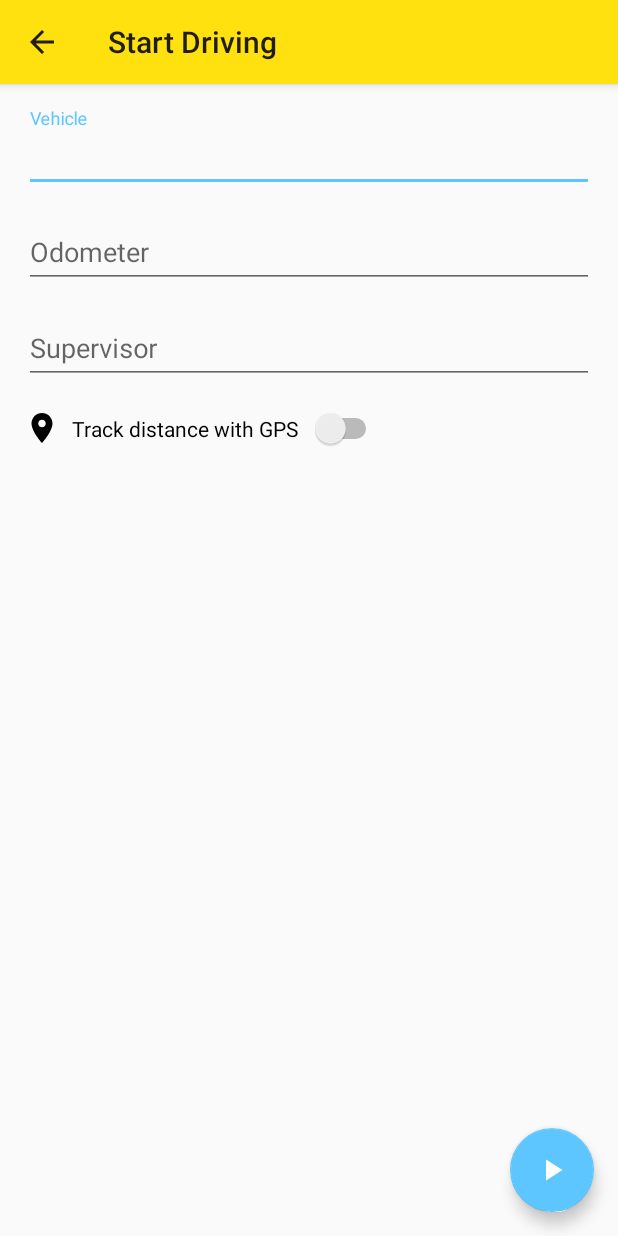
After one commit to erfanio/llogger, an Android app: the NewDriveActivity screen opened directly, with no data from a screen before it, on a phone screen of 412 x 824 dp. The commit adds this screen. Run offline under Robolectric (Android 15) with nearby library versions, the phone set to English and light mode, and no system bars.

Commit message:
new drive screen is done (UI)

```diff
--- a/app/src/main/AndroidManifest.xml
+++ b/app/src/main/AndroidManifest.xml
@@ -38,6 +38,15 @@
                 android:name="android.support.PARENT_ACTIVITY"
                 android:value="io.erfan.llogger.activity.HistoryActivity"/>
         </activity>
+        <activity
+            android:name=".NewDriveActivity"
+            android:label="@string/title_activity_new_drive"
+            android:parentActivityName=".activity.MainActivity"
+            android:theme="@style/AppTheme.NoActionBar">
+            <meta-data
+                android:name="android.support.PARENT_ACTIVITY"
+                android:value="io.erfan.llogger.activity.MainActivity"/>
+        </activity>
     </application>
 
 </manifest>
--- /dev/null
+++ b/app/src/main/java/io/erfan/llogger/NewDriveActivity.java
@@ -0,0 +1,30 @@
+package io.erfan.llogger;
+
+import android.os.Bundle;
+import android.support.design.widget.FloatingActionButton;
+import android.support.design.widget.Snackbar;
+import android.support.v7.app.AppCompatActivity;
+import android.support.v7.widget.Toolbar;
+import android.view.View;
+
+public class NewDriveActivity extends AppCompatActivity {
+
+    @Override
+    protected void onCreate(Bundle savedInstanceState) {
+        super.onCreate(savedInstanceState);
+        setContentView(R.layout.activity_new_drive);
+        Toolbar toolbar = (Toolbar) findViewById(R.id.new_drive_toolbar);
+        setSupportActionBar(toolbar);
+
+        FloatingActionButton fab = (FloatingActionButton) findViewById(R.id.start_drive_fab);
+        fab.setOnClickListener(new View.OnClickListener() {
+            @Override
+            public void onClick(View view) {
+                Snackbar.make(view, "Replace with your own action", Snackbar.LENGTH_LONG)
+                        .setAction("Action", null).show();
+            }
+        });
+        getSupportActionBar().setDisplayHomeAsUpEnabled(true);
+    }
+
+}
--- a/app/src/main/java/io/erfan/llogger/activity/MainActivity.java
+++ b/app/src/main/java/io/erfan/llogger/activity/MainActivity.java
@@ -19,6 +19,7 @@ import android.widget.Toast;
 import java.util.Date;
 
 import io.erfan.llogger.App;
+import io.erfan.llogger.NewDriveActivity;
 import io.erfan.llogger.R;
 import io.erfan.llogger.model.DaoSession;
 import io.erfan.llogger.model.Drive;
@@ -40,21 +41,23 @@ public class MainActivity extends AppCompatActivity
         fab.setOnClickListener(new View.OnClickListener() {
             @Override
             public void onClick(View view) {
-                Drive drive = new Drive();
-                Log.d("DBG", String.format("ID: %d", drive.getMId()));
-                drive.setDuration((long) (Math.random() * 7200));
-                drive.setLocation("Clayton");
-                drive.setCar("Dad's Car");
-                drive.setSupervisor("Dad");
-                drive.setTime(new Date());
-                drive.setLight(Drive.Light.DAY);
-                drive.setTraffic(Drive.Traffic.MEDIUM);
-                drive.setWeather(Drive.Weather.DRY);
-
-                mDriveDao.insert(drive);
-
-                Snackbar.make(view, String.format("Inserted new note, ID: %d, duration: %d %f", drive.getId(), drive.getDuration(), Math.random()), Snackbar.LENGTH_LONG)
-                        .setAction("Action", null).show();
+//                Drive drive = new Drive();
+//                Log.d("DBG", String.format("ID: %d", drive.getMId()));
+//                drive.setDuration((long) (Math.random() * 7200));
+//                drive.setLocation("Clayton");
+//                drive.setCar("Dad's Car");
+//                drive.setSupervisor("Dad");
+//                drive.setTime(new Date());
+//                drive.setLight(Drive.Light.DAY);
+//                drive.setTraffic(Drive.Traffic.MEDIUM);
+//                drive.setWeather(Drive.Weather.DRY);
+//
+//                mDriveDao.insert(drive);
+//
+//                Snackbar.make(view, String.format("Inserted new note, ID: %d, duration: %d %f", drive.getId(), drive.getDuration(), Math.random()), Snackbar.LENGTH_LONG)
+//                        .setAction("Action", null).show();
+                Intent intent = new Intent(view.getContext(), NewDriveActivity.class);
+                startActivity(intent);
             }
         });
 
--- /dev/null
+++ b/app/src/main/res/drawable/ic_location_black.xml
@@ -0,0 +1,9 @@
+<vector xmlns:android="http://schemas.android.com/apk/res/android"
+        android:width="24dp"
+        android:height="24dp"
+        android:viewportWidth="24.0"
+        android:viewportHeight="24.0">
+    <path
+        android:fillColor="#FF000000"
+        android:pathData="M12,2C8.13,2 5,5.13 5,9c0,5.25 7,13 7,13s7,-7.75 7,-13c0,-3.87 -3.13,-7 -7,-7zM12,11.5c-1.38,0 -2.5,-1.12 -2.5,-2.5s1.12,-2.5 2.5,-2.5 2.5,1.12 2.5,2.5 -1.12,2.5 -2.5,2.5z"/>
+</vector>
--- /dev/null
+++ b/app/src/main/res/drawable/ic_play_black.xml
@@ -0,0 +1,9 @@
+<vector xmlns:android="http://schemas.android.com/apk/res/android"
+        android:width="24dp"
+        android:height="24dp"
+        android:viewportWidth="24.0"
+        android:viewportHeight="24.0">
+    <path
+        android:fillColor="#FF000000"
+        android:pathData="M8,5v14l11,-7z"/>
+</vector>
--- /dev/null
+++ b/app/src/main/res/drawable/ic_play_white.xml
@@ -0,0 +1,9 @@
+<vector xmlns:android="http://schemas.android.com/apk/res/android"
+        android:width="24dp"
+        android:height="24dp"
+        android:viewportWidth="24.0"
+        android:viewportHeight="24.0">
+    <path
+        android:fillColor="#FFFFFFFF"
+        android:pathData="M8,5v14l11,-7z"/>
+</vector>
--- /dev/null
+++ b/app/src/main/res/layout/activity_new_drive.xml
@@ -0,0 +1,34 @@
+<?xml version="1.0" encoding="utf-8"?>
+<android.support.design.widget.CoordinatorLayout
+    xmlns:android="http://schemas.android.com/apk/res/android"
+    xmlns:app="http://schemas.android.com/apk/res-auto"
+    xmlns:tools="http://schemas.android.com/tools"
+    android:layout_width="match_parent"
+    android:layout_height="match_parent"
+    tools:context="io.erfan.llogger.NewDriveActivity">
+
+    <android.support.design.widget.AppBarLayout
+        android:layout_width="match_parent"
+        android:layout_height="wrap_content"
+        android:theme="@style/AppTheme.AppBarOverlay">
+
+        <android.support.v7.widget.Toolbar
+            android:id="@+id/new_drive_toolbar"
+            android:layout_width="match_parent"
+            android:layout_height="?attr/actionBarSize"
+            android:background="?attr/colorPrimary"
+            app:popupTheme="@style/AppTheme.PopupOverlay"/>
+
+    </android.support.design.widget.AppBarLayout>
+
+    <include layout="@layout/content_new_drive"/>
+
+    <android.support.design.widget.FloatingActionButton
+        android:id="@+id/start_drive_fab"
+        android:layout_width="wrap_content"
+        android:layout_height="wrap_content"
+        android:layout_gravity="bottom|end"
+        android:layout_margin="@dimen/fab_margin"
+        app:srcCompat="@drawable/ic_play_white"/>
+
+</android.support.design.widget.CoordinatorLayout>
--- /dev/null
+++ b/app/src/main/res/layout/content_new_drive.xml
@@ -0,0 +1,92 @@
+<?xml version="1.0" encoding="utf-8"?>
+<android.support.constraint.ConstraintLayout
+    xmlns:android="http://schemas.android.com/apk/res/android"
+    xmlns:app="http://schemas.android.com/apk/res-auto"
+    xmlns:tools="http://schemas.android.com/tools"
+    android:layout_width="match_parent"
+    android:layout_height="match_parent"
+    android:padding="8dp"
+    app:layout_behavior="@string/appbar_scrolling_view_behavior"
+    tools:context="io.erfan.llogger.NewDriveActivity"
+    tools:showIn="@layout/activity_new_drive">
+
+    <android.support.design.widget.TextInputLayout
+        android:id="@+id/new_drive_vehicle"
+        android:layout_width="0dp"
+        android:layout_height="wrap_content"
+        android:layout_marginTop="8dp"
+        android:layout_marginStart="8dp"
+        android:layout_marginEnd="8dp"
+        app:layout_constraintTop_toTopOf="parent"
+        app:layout_constraintStart_toStartOf="parent"
+        app:layout_constraintEnd_toEndOf="parent">
+
+        <EditText
+            android:layout_width="match_parent"
+            android:layout_height="wrap_content"
+            android:hint="Vehicle"/>
+    </android.support.design.widget.TextInputLayout>
+
+    <android.support.design.widget.TextInputLayout
+        android:id="@+id/new_drive_odometer"
+        android:layout_width="0dp"
+        android:layout_height="wrap_content"
+        android:layout_marginTop="8dp"
+        android:layout_marginStart="8dp"
+        android:layout_marginEnd="8dp"
+        app:layout_constraintTop_toBottomOf="@+id/new_drive_vehicle"
+        app:layout_constraintStart_toStartOf="parent"
+        app:layout_constraintEnd_toEndOf="parent">
+
+        <EditText
+            android:layout_width="match_parent"
+            android:layout_height="wrap_content"
+            android:hint="Odometer"/>
+    </android.support.design.widget.TextInputLayout>
+
+    <android.support.design.widget.TextInputLayout
+        android:id="@+id/new_drive_supervisor"
+        android:layout_width="0dp"
+        android:layout_height="wrap_content"
+        android:layout_marginTop="8dp"
+        android:layout_marginStart="8dp"
+        android:layout_marginEnd="8dp"
+        app:layout_constraintTop_toBottomOf="@+id/new_drive_odometer"
+        app:layout_constraintStart_toStartOf="parent"
+        app:layout_constraintEnd_toEndOf="parent">
+
+        <EditText
+            android:layout_width="match_parent"
+            android:layout_height="wrap_content"
+            android:hint="Supervisor"/>
+    </android.support.design.widget.TextInputLayout>
+
+    <TextView
+        android:id="@+id/new_drive_gps_label"
+        android:layout_width="wrap_content"
+        android:layout_height="wrap_content"
+        android:layout_marginTop="16dp"
+        android:layout_marginStart="8dp"
+        android:layout_marginEnd="8dp"
+        app:layout_constraintTop_toBottomOf="@+id/new_drive_supervisor"
+        app:layout_constraintStart_toStartOf="parent"
+        app:layout_constraintHorizontal_bias="0.0"/>
+
+    <Switch
+        android:id="@+id/new_drive_gps_toggle"
+        android:layout_width="wrap_content"
+        android:layout_height="wrap_content"
+        android:layout_marginTop="16dp"
+        android:layout_marginStart="8dp"
+        android:layout_marginEnd="8dp"
+        android:text="Track distance with GPS"
+        android:drawableLeft="@drawable/ic_location_black"
+        android:gravity="center_vertical"
+        android:drawablePadding="8dp"
+        android:switchPadding="8dp"
+        app:layout_constraintStart_toStartOf="parent"
+        app:layout_constraintEnd_toEndOf="parent"
+        app:layout_constraintTop_toBottomOf="@+id/new_drive_supervisor"
+        app:layout_constraintHorizontal_bias="0.0"/>
+
+</android.support.constraint.ConstraintLayout>
--- a/app/src/main/res/values/strings.xml
+++ b/app/src/main/res/values/strings.xml
@@ -8,6 +8,7 @@
     <string name="navigation_drawer_close">Close navigation drawer</string>
 
     <string name="action_settings">Settings</string>
-    <string name="title_activity_history">HistoryActivity</string>
+    <string name="title_activity_history">Past Drives</string>
     <string name="title_activity_drive_detail">Drive Detail</string>
+    <string name="title_activity_new_drive">Start Driving</string>
 </resources>
```
